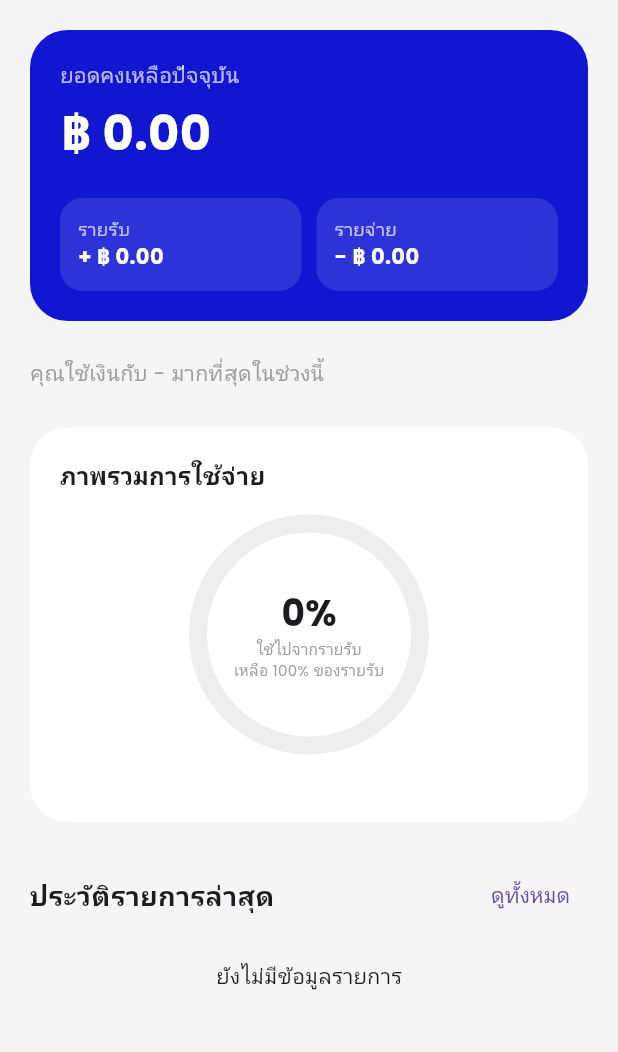
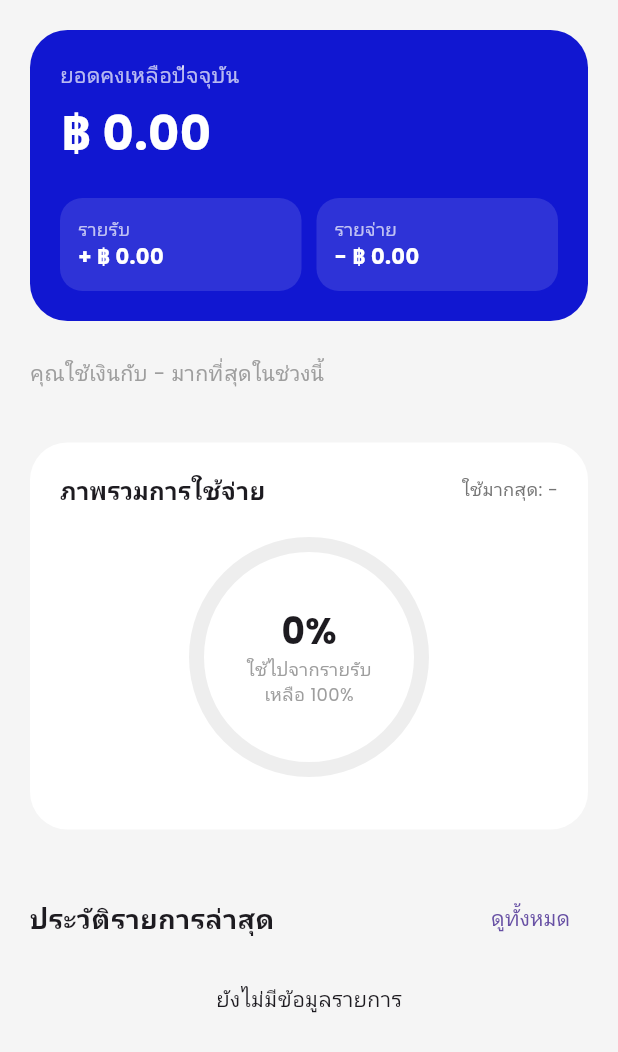
Before and after one commit to yubluez/flutter_wealth_curator_app, a Flutter app: the HomeUi screen opened directly, on a phone screen of 412 x 824 dp. Shown: the top 1052 px of the screen. Run offline on Flutter 3.47's test engine with Material 3 defaults, Android fonts, the phone set to English and light mode, and no system bars; drawn by our look-alikes of percent_indicator; our stand-ins replace font_awesome_flutter, google_fonts, image_picker, supabase_flutter; accounts and stored records are empty.

Commit message:
v. 10 done
Co-authored-by: Copilot <copilot@github.com>

```diff
--- a/lib/views/home_ui.dart
+++ b/lib/views/home_ui.dart
@@ -143,7 +143,7 @@ class HomeUiState extends State<HomeUi> {
               SummaryReportCard(
                 transactions: allTransactions,
                 categories: categories,
-                onViewAll: () => widget.onNavigate?.call(3), // ไปที่หน้ารายงาน
+                topCategory: topCategory,
               ),
               SizedBox(height: 25),
 
--- a/lib/widgets/homew/summary_report_card.dart
+++ b/lib/widgets/homew/summary_report_card.dart
@@ -1,144 +1,197 @@
 import 'package:flutter/material.dart';
-import 'package:flutter_wealth_curator_app/models/category_model.dart';
-import 'package:flutter_wealth_curator_app/models/transaction_model.dart';
-import 'package:percent_indicator/circular_percent_indicator.dart';
-import 'package:percent_indicator/linear_percent_indicator.dart';
 
-class SummaryReportCard extends StatelessWidget {
-  final List<Transaction> transactions;
-  final List<Category> categories;
-  final VoidCallback onViewAll;
+class SummaryReportCard extends StatefulWidget {
+  final List<dynamic> transactions;
+  final List<dynamic> categories;
+  final String topCategory;
 
-  const SummaryReportCard(
-      {super.key,
+  const SummaryReportCard({
+    super.key,
     required this.transactions,
     required this.categories,
-      required this.onViewAll});
+    required this.topCategory,
+  });
 
-  // 🔹 เพิ่มฟังก์ชันแปลง Hex String เป็น Color (เหมือนที่คุณใช้ในหน้าอื่น)
-  Color hexToColor(String? hex) {
-    if (hex == null || hex.isEmpty)
-      return Colors.grey; // สีเริ่มต้นถ้าไม่มีข้อมูล
-    try {
+  @override
+  State<SummaryReportCard> createState() => _SummaryReportCardState();
+}
+
+class _SummaryReportCardState extends State<SummaryReportCard> {
+  bool isExpanded = false;
+
+  Color hexToColor(String hex) {
     return Color(int.parse(hex));
-    } catch (e) {
-      return Colors.grey;
-    }
   }
 
   @override
   Widget build(BuildContext context) {
-    double totalExp = transactions
+    /// 🔥 รวมรายจ่าย
+    double totalExp = widget.transactions
         .where((t) => t.type == 'expense')
         .fold(0, (sum, t) => sum + t.amount);
 
-    double totalIncome = transactions
+    /// 🔥 รวมรายรับ
+    double totalIncome = widget.transactions
         .where((t) => t.type == 'income')
         .fold(0, (sum, t) => sum + t.amount);
 
+    /// 🔥 % จริง
     double percent = 0;
-
     if (totalIncome > 0) {
       percent = totalExp / totalIncome;
-
-      // กันค่าเกิน 100%
       if (percent > 1) percent = 1;
-    }
-
-    Color progressColor;
-    if (percent < 0.5) {
-      progressColor = Colors.green;
-    } else if (percent < 0.8) {
-      progressColor = Colors.orange;
-    } else {
-      progressColor = Colors.red;
     }
 
     double remain = (1 - percent) * 100;
 
-    // คำนวณหา Top 3 หมวดหมู่
+    /// 🔥 group ตามหมวด
     var expGroup = <String, double>{};
-    for (var t in transactions.where((t) => t.type == 'expense')) {
+
+    for (var t in widget.transactions.where((t) => t.type == 'expense')) {
       expGroup[t.catId] = (expGroup[t.catId] ?? 0) + t.amount;
     }
+
+    /// 🔥 sort
     var sortedCats = expGroup.entries.toList()
       ..sort((a, b) => b.value.compareTo(a.value));
-    var top3 = sortedCats.take(3).toList();
+
+    final top3 = sortedCats.take(3).toList();
+    final displayList = isExpanded ? sortedCats : top3;
 
     return Container(
+      margin: EdgeInsets.symmetric(vertical: 10),
       padding: EdgeInsets.all(20),
       decoration: BoxDecoration(
-          color: Colors.white, borderRadius: BorderRadius.circular(25)),
+        color: Colors.white,
+        borderRadius: BorderRadius.circular(25),
+      ),
       child: Column(
+        crossAxisAlignment: CrossAxisAlignment.start,
         children: [
+          /// 🔝 TITLE
           Row(
+            mainAxisAlignment: MainAxisAlignment.spaceBetween,
             children: [
-              Text("ภาพรวมการใช้จ่าย",
-                  style: TextStyle(fontWeight: FontWeight.bold, fontSize: 16)),
+              Text(
+                "ภาพรวมการใช้จ่าย",
+                style: TextStyle(fontWeight: FontWeight.bold, fontSize: 16),
+              ),
+              Text(
+                "ใช้มากสุด: ${widget.topCategory}",
+                style: TextStyle(color: Colors.grey[600], fontSize: 12),
+              ),
             ],
           ),
-          SizedBox(height: 15),
-          CircularPercentIndicator(
-            radius: 80.0,
-            lineWidth: 12.0,
-            percent: percent,
-            center: Column(
-              mainAxisAlignment: MainAxisAlignment.center,
+          SizedBox(height: 5),
+
+          SizedBox(height: 20),
+
+          /// 🔥 วงกลม %
+          Center(
+            child: Stack(
+              alignment: Alignment.center,
+              children: [
+                SizedBox(
+                  width: 150,
+                  height: 150,
+                  child: CircularProgressIndicator(
+                    value: percent,
+                    strokeWidth: 10,
+                    backgroundColor: Colors.grey[200],
+                    color: Colors.blue,
+                  ),
+                ),
+                Column(
                   children: [
                     Text(
                       "${(percent * 100).toStringAsFixed(0)}%",
-                  style: TextStyle(fontSize: 24, fontWeight: FontWeight.bold),
+                      style:
+                          TextStyle(fontSize: 24, fontWeight: FontWeight.bold),
                     ),
-                Text("ใช้ไปจากรายรับ",
-                    style: TextStyle(fontSize: 10, color: Colors.grey)),
                     Text(
-                  "เหลือ ${remain.toStringAsFixed(0)}% ของรายรับ",
-                  style: TextStyle(fontSize: 10, color: Colors.grey),
+                      "ใช้ไปจากรายรับ",
+                      style: TextStyle(fontSize: 12, color: Colors.grey),
+                    ),
+                    Text(
+                      "เหลือ ${remain.toStringAsFixed(0)}%",
+                      style: TextStyle(fontSize: 12, color: Colors.grey),
                     ),
                   ],
+                )
+              ],
             ),
-            progressColor: Color(0xFF1117D1),
-            backgroundColor: Colors.grey.shade200,
-            circularStrokeCap: CircularStrokeCap.round,
           ),
-          SizedBox(height: 25),
-          ...top3.map((entry) {
-            final cat = categories.firstWhere((c) => c.id == entry.key,
-                orElse: () => Category(name: "อื่นๆ"));
 
-            double catPercent = totalExp > 0 ? entry.value / totalExp : 0;
+          SizedBox(height: 20),
 
-            // ดึงสีประจำหมวดหมู่มาใช้
-            final Color categoryColor = hexToColor(cat.color);
+          /// 🔥 LIST (Top3 / All)
+          AnimatedSize(
+            duration: Duration(milliseconds: 300),
+            child: Column(
+              children: displayList.map((entry) {
+                final category =
+                    widget.categories.where((c) => c.id == entry.key).toList();
+
+                final cat = category.isNotEmpty ? category.first : null;
+
+                final percentCat = totalExp > 0
+                    ? (entry.value / totalExp).clamp(0.0, 1.0)
+                    : 0.0;
+
+                final color = cat != null && cat.color != null
+                    ? hexToColor(cat.color!)
+                    : Colors.grey;
 
                 return Padding(
-              padding: EdgeInsets.only(bottom: 15),
+                  padding: const EdgeInsets.only(bottom: 15),
                   child: Column(
+                    crossAxisAlignment: CrossAxisAlignment.start,
                     children: [
                       Row(
                         mainAxisAlignment: MainAxisAlignment.spaceBetween,
                         children: [
-                        Text(cat.name ?? "",
-                            style: TextStyle(
-                                fontSize: 13, fontWeight: FontWeight.w500)),
-                        Text("${(catPercent * 100).toInt()}%",
-                            style: TextStyle(fontSize: 12, color: Colors.grey)),
-                      ]),
+                          Text(cat?.name ?? "อื่นๆ"),
+                          Text(
+                            "${(percentCat * 100).toStringAsFixed(1)}%",
+                            style: TextStyle(color: Colors.grey),
+                          ),
+                        ],
+                      ),
                       SizedBox(height: 6),
-                  LinearPercentIndicator(
-                    lineHeight: 10.0,
-                    percent: catPercent,
-                    backgroundColor: Colors.grey.shade100,
-                    progressColor: categoryColor,
-                    barRadius: Radius.circular(10),
-                    padding: EdgeInsets.zero,
-                    animation: true,
-                    animationDuration: 1000,
+                      ClipRRect(
+                        borderRadius: BorderRadius.circular(10),
+                        child: LinearProgressIndicator(
+                          value: percentCat,
+                          minHeight: 8,
+                          backgroundColor: Colors.grey[200],
+                          valueColor: AlwaysStoppedAnimation<Color>(color),
+                        ),
                       ),
                     ],
                   ),
                 );
               }).toList(),
+            ),
+          ),
+
+          /// 🔥 ปุ่ม expand
+          if (sortedCats.length > 3)
+            Center(
+              child: GestureDetector(
+                onTap: () {
+                  setState(() {
+                    isExpanded = !isExpanded;
+                  });
+                },
+                child: Text(
+                  isExpanded ? "ย่อกลับ" : "ดูทั้งหมด",
+                  style: TextStyle(
+                    color: Colors.blue,
+                    fontWeight: FontWeight.bold,
+                  ),
+                ),
+              ),
+            ),
         ],
       ),
     );
```
Lines whose indentation alone changed are shown as unchanged.
